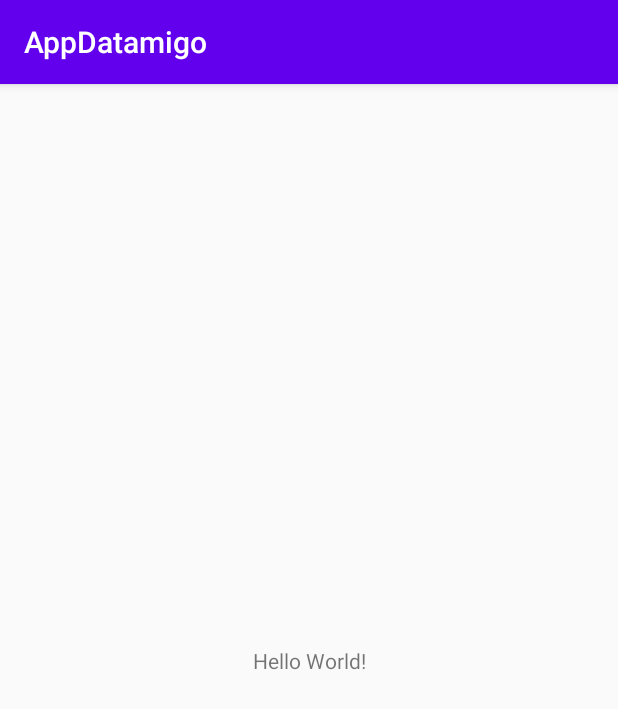
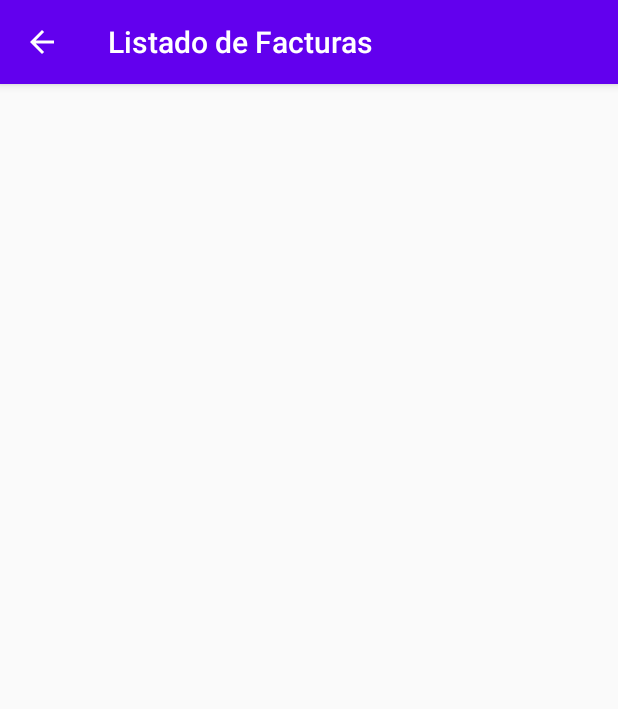
Before and after one commit to DanielAristy/AppDatamigo, an Android app: the screen it shows after launch (MainActivity), on a phone screen of 412 x 824 dp. Shown: the top 709 px of the screen. Run offline under Robolectric (Android 15) with nearby library versions, the phone set to English and light mode, and no system bars.

Commit message:
Se crean la tablas, en la cuales se van almacenar los datos en la base de datos, se crean un ActionBarUtil para el retroceso entre activitys y su nombre

```diff
--- /dev/null
+++ b/app/src/main/java/com/example/appdatamigo/utilities/ActionBarUtil.java
@@ -0,0 +1,21 @@
+package com.example.appdatamigo.utilities;
+
+import androidx.appcompat.app.AppCompatActivity;
+
+public class ActionBarUtil {
+
+    private final AppCompatActivity appCompatActivity;
+
+
+    public ActionBarUtil(AppCompatActivity appCompatActivity) {
+        this.appCompatActivity = appCompatActivity;
+    }
+
+    public void setToolBar(String mensaje) {
+        if (appCompatActivity.getSupportActionBar() != null) {
+            appCompatActivity.getSupportActionBar().setDisplayHomeAsUpEnabled(true);
+            appCompatActivity.getSupportActionBar().setDisplayShowHomeEnabled(true);
+            appCompatActivity.getSupportActionBar().setTitle(mensaje);
+        }
+    }
+}
--- a/app/src/main/java/com/example/appdatamigo/view/MainActivity.java
+++ b/app/src/main/java/com/example/appdatamigo/view/MainActivity.java
@@ -5,12 +5,26 @@ import androidx.appcompat.app.AppCompatActivity;
 import android.os.Bundle;
 
 import com.example.appdatamigo.R;
+import com.example.appdatamigo.utilities.ActionBarUtil;
 
 public class MainActivity extends AppCompatActivity {
 
+    private ActionBarUtil actionBarUtil;
     @Override
     protected void onCreate(Bundle savedInstanceState) {
         super.onCreate(savedInstanceState);
         setContentView(R.layout.activity_main);
+        initComponentes();
+    }
+
+    private void initComponentes() {
+        actionBarUtil = new ActionBarUtil(this);
+        actionBarUtil.setToolBar(getString(R.string.facturas));
+    }
+
+    @Override
+    public boolean onSupportNavigateUp() {
+        onBackPressed();
+        return true;
     }
 }
--- a/app/src/main/res/layout/activity_main.xml
+++ b/app/src/main/res/layout/activity_main.xml
@@ -6,13 +6,15 @@
     android:layout_height="match_parent"
     tools:context=".view.MainActivity">
 
-    <TextView
-        android:layout_width="wrap_content"
-        android:layout_height="wrap_content"
-        android:text="Hello World!"
+    <ListView
+        android:layout_width="409dp"
+        android:layout_height="729dp"
+        android:layout_marginStart="8dp"
+        android:layout_marginTop="8dp"
+        android:layout_marginEnd="8dp"
+        android:layout_marginBottom="8dp"
         app:layout_constraintBottom_toBottomOf="parent"
-        app:layout_constraintLeft_toLeftOf="parent"
-        app:layout_constraintRight_toRightOf="parent"
+        app:layout_constraintEnd_toEndOf="parent"
+        app:layout_constraintStart_toStartOf="parent"
         app:layout_constraintTop_toTopOf="parent" />
-
 </androidx.constraintlayout.widget.ConstraintLayout>
--- a/app/src/main/res/values/strings.xml
+++ b/app/src/main/res/values/strings.xml
@@ -1,3 +1,4 @@
 <resources>
     <string name="app_name">AppDatamigo</string>
+    <string name="facturas">Listado de Facturas</string>
 </resources>
```
Also changed, not shown: app/build.gradle (+13 -1 lines), app/src/main/java/com/example/appdatamigo/entidades/Documento.java (added, +34 -0 lines), app/src/main/java/com/example/appdatamigo/entidades/TipoDocumento.java (added, +28 -0 lines), app/src/main/java/com/example/appdatamigo/persistencia/Tabla.java (added, +8 -0 lines).
